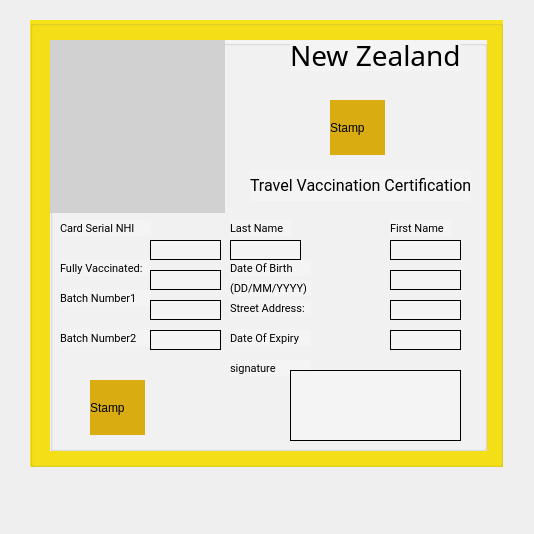
Above: covidpassportdialog.ui from KempCode/CS106CovidPassport before the change. Below: the same form after it.
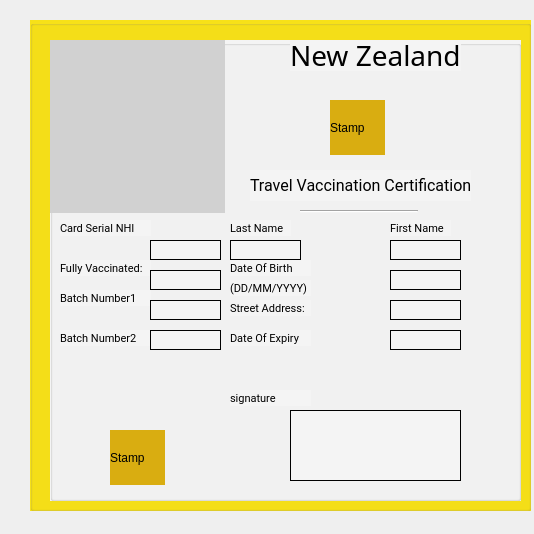
That is the form after the change.

```diff
--- a/covidpassportdialog.ui
+++ b/covidpassportdialog.ui
@@ -18,8 +18,8 @@
     <rect>
      <x>30</x>
      <y>20</y>
-     <width>473</width>
-     <height>447</height>
+     <width>501</width>
+     <height>491</height>
     </rect>
    </property>
    <property name="styleSheet">
@@ -33,8 +33,8 @@
      <rect>
       <x>20</x>
       <y>20</y>
-      <width>437</width>
-      <height>411</height>
+      <width>471</width>
+      <height>461</height>
      </rect>
     </property>
     <property name="styleSheet">
@@ -246,7 +246,7 @@
      <property name="geometry">
       <rect>
        <x>180</x>
-       <y>320</y>
+       <y>350</y>
        <width>81</width>
        <height>16</height>
       </rect>
@@ -265,8 +265,8 @@
     <widget class="QLabel" name="Stamp_2">
      <property name="geometry">
       <rect>
-       <x>40</x>
-       <y>340</y>
+       <x>60</x>
+       <y>390</y>
        <width>55</width>
        <height>55</height>
       </rect>
@@ -506,7 +506,7 @@
      <property name="geometry">
       <rect>
        <x>240</x>
-       <y>330</y>
+       <y>370</y>
        <width>171</width>
        <height>71</height>
       </rect>
@@ -518,6 +518,19 @@
       <string/>
      </property>
     </widget>
+    <widget class="Line" name="line">
+     <property name="geometry">
+      <rect>
+       <x>250</x>
+       <y>170</y>
+       <width>118</width>
+       <height>3</height>
+      </rect>
+     </property>
+     <property name="orientation">
+      <enum>Qt::Horizontal</enum>
+     </property>
+    </widget>
    </widget>
   </widget>
  </widget>
```
